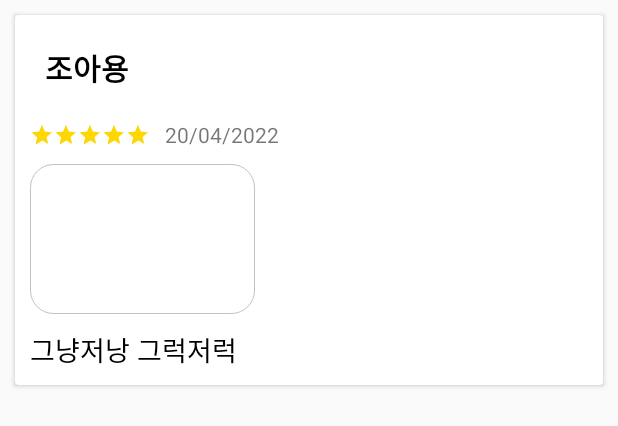
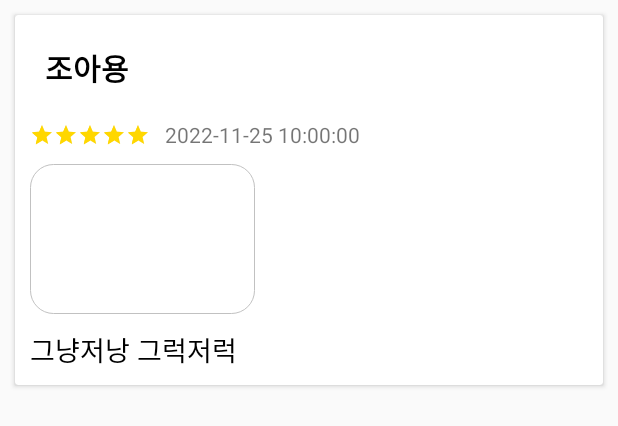
Before and after one commit to legacypak02/FoodTruck_VendorApp, an Android app: the layout rate_and_review.xml on its own in the app's theme, with its tools: preview values and no code run, on a phone screen of 412 x 824 dp. Shown: the top 426 px of the screen. Run offline under Robolectric (Android 15) with nearby library versions, the phone set to English and light mode, and no system bars.

```diff
--- a/app/src/main/res/layout/rate_and_review.xml
+++ b/app/src/main/res/layout/rate_and_review.xml
@@ -47,7 +47,7 @@
                 android:layout_width="wrap_content"
                 android:layout_height="wrap_content"
                 android:layout_marginStart="10dp"
-                android:text="20/04/2022"/>
+                android:text="2022-11-25 10:00:00"/>
 
         </LinearLayout>
         <com.google.android.material.imageview.ShapeableImageView
```
